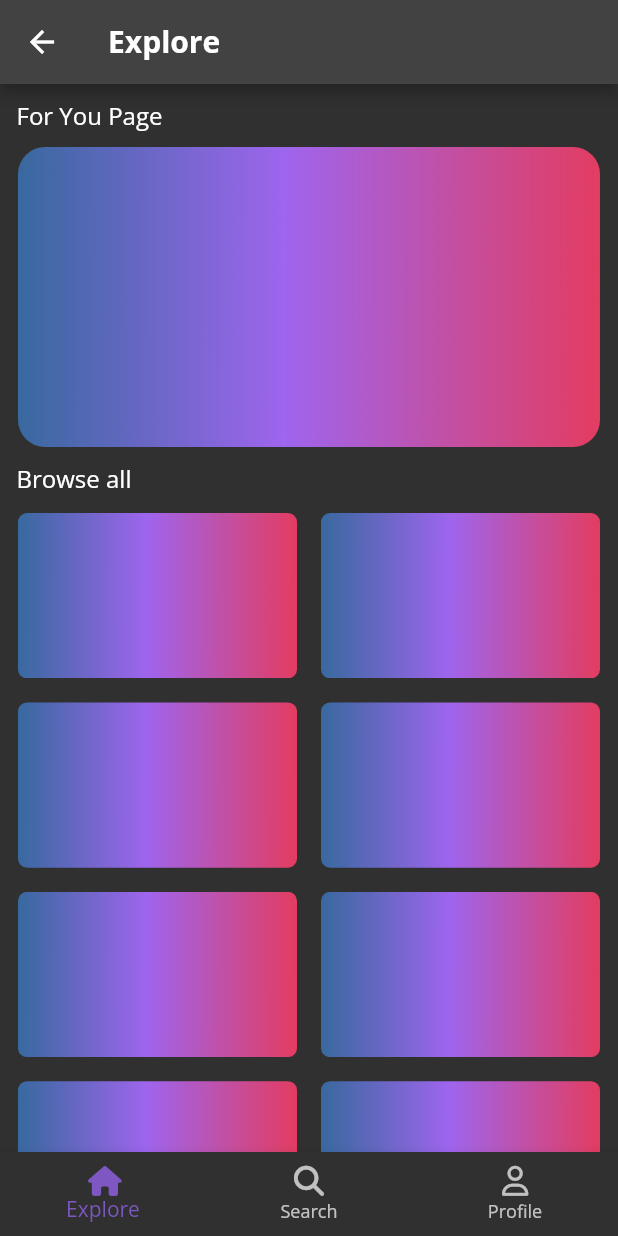
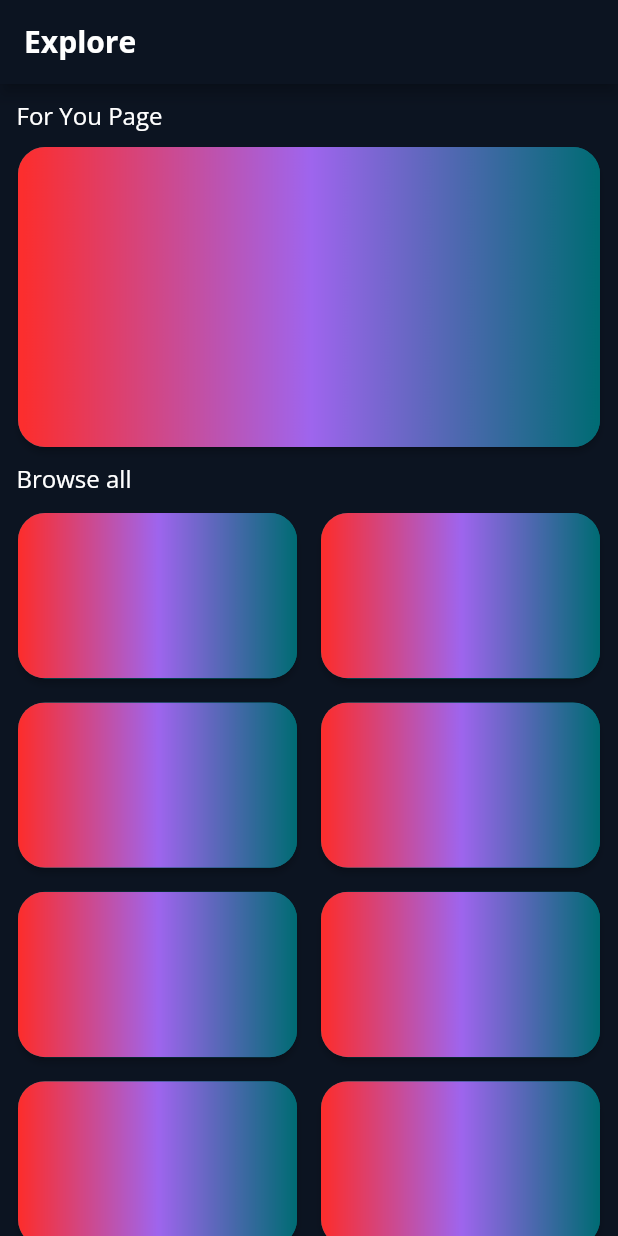
Before and after one commit to halcyonCore/youphoria, a Flutter app: the ExploreScreen screen opened by its route, on a phone screen of 412 x 824 dp. Run offline on Flutter 3.47's test engine with Material 2 defaults, Android fonts, the phone set to English and light mode, and no system bars; our stand-ins replace firebase_auth, firebase_core, font_awesome_flutter, google_fonts, google_sign_in; accounts and stored records are empty; network calls fail.

Commit message:
dynamic navigation bar & buttons on explore

```diff
--- a/lib/explore/explore.dart
+++ b/lib/explore/explore.dart
@@ -1,7 +1,6 @@
 // import 'package:flutter/src/widgets/framework.dart';
 // import 'package:flutter/src/widgets/placeholder.dart';
 import 'package:flutter/material.dart';
-import 'package:youphoria/shared/bottom_nav.dart';
 import 'package:youphoria/shared/loading.dart';
 // import 'package:youphoria/shared/models/topic.dart';
 
@@ -26,55 +25,16 @@ final List<Topic> dummyTopics = [
 ];
 // END DUMMY DATA
 
-// class ExploreScreen extends StatelessWidget {
-//   const ExploreScreen({super.key});
-
-//   @override
-//   Widget build(BuildContext context) {
-//     return FutureBuilder<List<Topic>>(
-//       // future: FirestoreService().getTopics(),
-//       builder: (context, snapshot) {
-//         if (snapshot.connectionState == ConnectionState.waiting) {
-//           return const LoadingScreen();
-//         } else if (snapshot.hasError) {
-//           return Center(child: Text('Error: ${snapshot.error}'));
-//         } else if {
-//           return Scaffold(
-//             appBar: AppBar(
-//               title: const Text('Explore Topics'),
-//             ),
-//             body: GridView.count(
-//               crossAxisCount: 2,
-//               children: snapshot.data!.map((topic) { // used copilot to generate - check with tutorial if issues
-//                 return Card(
-//                   child: Column(
-//                     children: [
-//                       Expanded(
-//                         child: Placeholder(),
-//                       ),
-//                       Text(topic.name),
-//                     ],
-//                   ),
-//                 );
-//               }).toList(),
-//             ),
-//             bottomNavigationBar: const BottomNavBar(),
-//           );
-//         } else {
-//           return const Text("No topics found in Firestore. Check database");
-//         }
-//       },
-//     );
-//   }
-// }
-
 class ExploreScreen extends StatelessWidget {
   const ExploreScreen({super.key});
 
   @override
   Widget build(BuildContext context) {
     return Scaffold(
+      backgroundColor: const Color(0xFF0c1421),
       appBar: AppBar(
+        automaticallyImplyLeading: false,
+        backgroundColor: const Color(0xFF0c1421),
         title: const Text(
           'Explore',
           style: TextStyle(fontWeight: FontWeight.bold),
@@ -84,6 +44,7 @@ class ExploreScreen extends StatelessWidget {
         child: Column(
           mainAxisSize: MainAxisSize.min,
           children: [
+            // For You Page Text
             Flexible(
               child: Padding(
                 padding:
@@ -97,16 +58,27 @@ class ExploreScreen extends StatelessWidget {
                 ),
               ),
             ),
+            // Container for button
             Flexible(
               child: Padding(
                 padding:
                     const EdgeInsets.only(top: 10.0, right: 12.0, left: 12.0),
-                child: ClipRRect(
-                  borderRadius: BorderRadius.circular(18),
                 child: Column(
                   children: [
                     SizedBox(
                       height: 200,
+                      child: ElevatedButton(
+                        onPressed: () {
+                          Navigator.pushNamed(context, '/fyp');
+                        },
+                        clipBehavior: Clip.antiAlias, // <--add this
+                        style: ElevatedButton.styleFrom(
+                          shape: RoundedRectangleBorder(
+                            borderRadius:
+                                BorderRadius.circular(18.0), // <--add this
+                          ),
+                          padding: EdgeInsets.zero, // <--add this
+                        ),
                         child: Container(
                           decoration: BoxDecoration(
                             borderRadius: BorderRadius.circular(6),
@@ -118,11 +90,12 @@ class ExploreScreen extends StatelessWidget {
                           ),
                         ),
                       ),
+                    ),
                   ],
                 ),
               ),
             ),
-            ),
+            // Browse all text
             Flexible(
               child: Padding(
                 padding:
@@ -136,6 +109,7 @@ class ExploreScreen extends StatelessWidget {
                 ),
               ),
             ),
+            // Container for grid of topics
             Padding(
               padding: const EdgeInsets.all(4.0),
               child: GridView.count(
@@ -149,6 +123,20 @@ class ExploreScreen extends StatelessWidget {
                     final topic = dummyTopics[index];
                     return Container(
                       margin: const EdgeInsets.all(8),
+                      child: ElevatedButton(
+                        onPressed: () {
+                          Navigator.pushNamed(context, '/fyp');
+                        },
+                        clipBehavior: Clip.antiAlias, // <--add this
+                        style: ElevatedButton.styleFrom(
+                          shape: RoundedRectangleBorder(
+                            borderRadius:
+                                BorderRadius.circular(18.0), // <--add this
+                          ),
+                          padding: EdgeInsets.zero,
+                          // <--add this
+                        ),
+                        child: Container(
                           decoration: BoxDecoration(
                             borderRadius: BorderRadius.circular(6),
                             image: const DecorationImage(
@@ -157,10 +145,7 @@ class ExploreScreen extends StatelessWidget {
                               fit: BoxFit.cover,
                             ),
                           ),
-                      child: Flex(
-                        direction: Axis.vertical,
-                        crossAxisAlignment: CrossAxisAlignment.stretch,
-                        children: [],
+                        ),
                       ),
                     );
                   },
@@ -170,7 +155,7 @@ class ExploreScreen extends StatelessWidget {
           ],
         ),
       ),
-      bottomNavigationBar: const BottomNavBar(),
+      // bottomNavigationBar: BottomNavigationBar(),
     );
   }
 }
--- a/lib/home/home.dart
+++ b/lib/home/home.dart
@@ -1,7 +1,7 @@
 import 'package:flutter/material.dart';
 import 'package:youphoria/login/login.dart';
-import 'package:youphoria/explore/explore.dart';
 import 'package:youphoria/services/auth.dart';
+import 'package:youphoria/shared/navigation.dart';
 // import 'package:youphoria/shared/shared.dart'; # import future error message screen
 
 class HomeScreen extends StatelessWidget {
@@ -19,7 +19,7 @@ class HomeScreen extends StatelessWidget {
               child: Text('Something went wrong'),
             );
           } else if (snapshot.hasData) {
-            return const ExploreScreen();
+            return const Navigation();
           } else {
             return const LoginScreen();
           }
--- a/lib/login/login.dart
+++ b/lib/login/login.dart
@@ -14,7 +14,7 @@ class LoginScreen extends StatelessWidget {
           crossAxisAlignment: CrossAxisAlignment.stretch,
           mainAxisAlignment: MainAxisAlignment.spaceEvenly,
           children: [
-            Text(
+            const Text(
               'YOUphoria',
               style: TextStyle(
                 fontSize: 40,
@@ -24,7 +24,7 @@ class LoginScreen extends StatelessWidget {
             ),
             Flexible(
               child: LoginButton(
-                color: Colors.deepPurple,
+                color: const Color(0xFF9F65EE),
                 icon: FontAwesomeIcons.userAstronaut,
                 text: 'Continue as guest',
                 loginMethod: AuthService().anonLogin,
@@ -64,7 +64,6 @@ class LoginButton extends StatelessWidget {
       child: ElevatedButton.icon(
         icon: Icon(
           icon,
-          color: Colors.white,
           size: 20,
         ),
         style: TextButton.styleFrom(
--- a/lib/profile/profile.dart
+++ b/lib/profile/profile.dart
@@ -1,6 +1,5 @@
 import 'package:flutter/material.dart';
 import 'package:youphoria/services/auth.dart';
-import 'package:youphoria/shared/bottom_nav.dart';
 
 class ProfileScreen extends StatelessWidget {
   const ProfileScreen({super.key});
@@ -8,10 +7,11 @@ class ProfileScreen extends StatelessWidget {
   @override
   Widget build(BuildContext context) {
     return Scaffold(
+      backgroundColor: const Color(0xFF0c1421),
       appBar: AppBar(
+        automaticallyImplyLeading: false,
         title: const Text("Profile"),
       ),
-      bottomNavigationBar: const BottomNavBar(),
       body: ElevatedButton(
         child: const Text("Sign out"),
         onPressed: () async {
--- a/lib/routes.dart
+++ b/lib/routes.dart
@@ -5,13 +5,13 @@ import 'package:youphoria/search/search.dart';
 import 'package:youphoria/profile/profile.dart';
 import 'package:youphoria/home/home.dart';
 import 'package:flutter/material.dart';
-import 'package:youphoria/shared/test_home_screen.dart';
+import 'package:youphoria/shared/navigation.dart';
 
 var appRoutes = {
   '/login': (context) => const LoginScreen(),
   '/profile': (context) => const ProfileScreen(),
-  '/search': (context) => const SearchScreen(),
+  '/search': (context) => SearchScreen(),
   '/fyp': (context) => const FypScreen(),
   '/home': (context) => const HomeScreen(),
-  '/explore': (context) => const ExploreScreen(),
+  '/explore': (context) => ExploreScreen(),
 };
--- a/lib/shared/bottom_nav.dart
+++ /dev/null
@@ -1,49 +0,0 @@
-import 'package:flutter/material.dart';
-import 'package:font_awesome_flutter/font_awesome_flutter.dart';
-
-class BottomNavBar extends StatelessWidget {
-  const BottomNavBar({super.key});
-
-  @override
-  Widget build(BuildContext context) {
-    return BottomNavigationBar(
-      items: const [
-        BottomNavigationBarItem(
-          icon: Icon(
-            FontAwesomeIcons.house,
-            size: 20,
-          ),
-          label: 'Explore',
-        ),
-        BottomNavigationBarItem(
-          icon: Icon(
-            FontAwesomeIcons.magnifyingGlass,
-            size: 20,
-          ),
-          label: 'Search',
-        ),
-        BottomNavigationBarItem(
-          icon: Icon(
-            FontAwesomeIcons.user,
-            size: 20,
-          ),
-          label: 'Profile',
-        ),
-      ],
-      fixedColor: Colors.deepPurple[400],
-      onTap: (int idx) {
-        switch (idx) {
-          case 0:
-            Navigator.pushNamed(context, '/explore');
-            break;
-          case 1:
-            Navigator.pushNamed(context, '/search');
-            break;
-          case 2:
-            Navigator.pushNamed(context, '/profile');
-            break;
-        }
-      },
-    );
-  }
-}
```
Also changed, not shown: lib/fyp/fyp.dart (+8 -3 lines), lib/main.dart (+0 -12 lines), lib/search/search.dart (+9 -3 lines), lib/shared/navigation.dart (added, +60 -0 lines), lib/shared/test_home_screen.dart (deleted, +0 -13 lines), lib/theme.dart (+15 -3 lines), assets/images/gradient-placeholder.png. Lines whose indentation alone changed are shown as unchanged.
